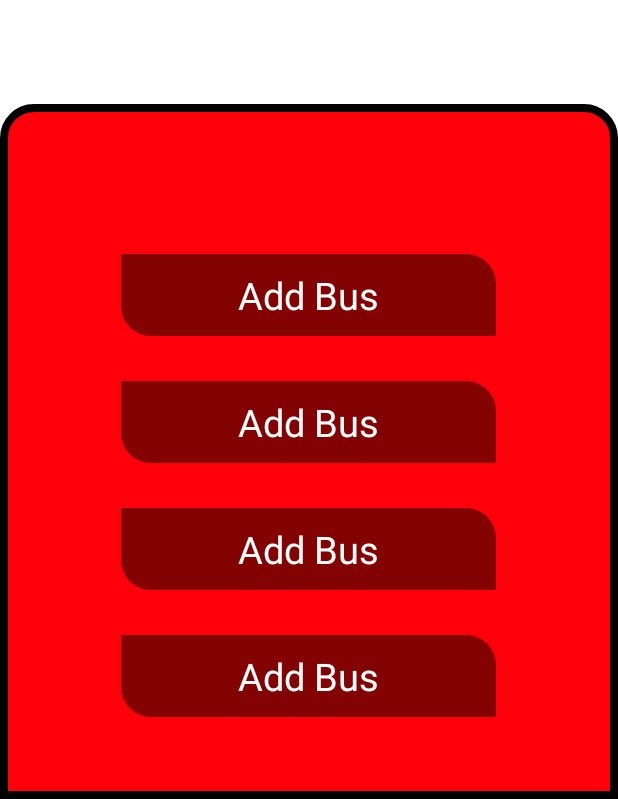
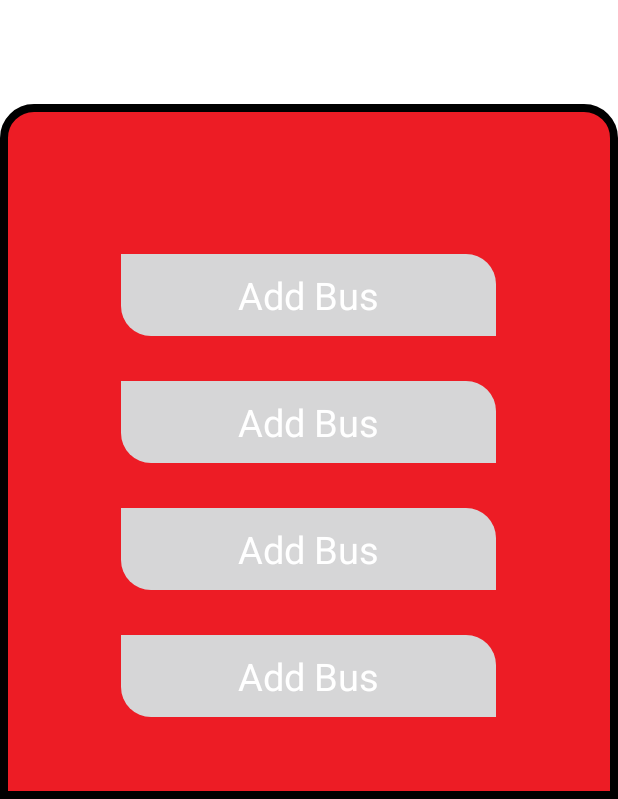
Before and after one commit to BikashHujdar000/Travelo, an Android app: the OwnerHomeFragment screen opened through its navigation route, on a phone screen of 412 x 824 dp, the part 437-1236 px from its top. Run offline under Robolectric (Android 15) with nearby library versions, the phone set to English and light mode, and no system bars.

Commit message:
commited done

```diff
--- a/app/src/main/res/layout/fragment_user_login.xml
+++ b/app/src/main/res/layout/fragment_user_login.xml
@@ -83,7 +83,7 @@
                 android:layout_width="match_parent"
                 android:layout_height="?android:attr/actionBarSize"
                 android:background="@drawable/bottom_background"
-                android:backgroundTint="@color/teal_200"
+                android:backgroundTint="@color/theme1"
                 android:elevation="10dp"
                 android:fontFamily="@font/bold"
                 android:gravity="center"
@@ -100,6 +100,7 @@
                 android:layout_height="wrap_content"
                 android:textSize="15dp"
                 android:text="Forgot Password ?"
+                android:theme="@style/MyEditTextTheme"
                 android:textStyle="bold"
                 android:fontFamily="@font/medium"
                 android:id="@+id/forgot_password"/>
--- a/app/src/main/res/layout/fragment_user_register.xml
+++ b/app/src/main/res/layout/fragment_user_register.xml
@@ -137,7 +137,7 @@
                 android:layout_marginStart="40dp"
                 android:layout_marginEnd="40dp"
                 android:background="@drawable/bottom_background"
-                android:backgroundTint="@color/teal_200"
+                android:backgroundTint="@color/theme1"
                 android:fontFamily="@font/bold"
                 android:gravity="center"
                 android:text="@string/signUp"
@@ -155,7 +155,7 @@
                 android:fontFamily="@font/bold"
                 android:gravity="center"
                 android:text="@string/signIn"
-               android:textColor="@color/teal_200"
+               android:textColor="@color/theme1"
                 android:textSize="20dp" />
         </LinearLayout>
     </androidx.constraintlayout.widget.ConstraintLayout>
--- a/app/src/main/res/values/colors.xml
+++ b/app/src/main/res/values/colors.xml
@@ -7,6 +7,5 @@
     <color name="teal_700">#FF018786</color>
     <color name="black">#FF000000</color>
     <color name="white">#FFFFFFFF</color>
-    <color name="theme1">#ff000a</color>
-    <color name="theme2">#830202</color>
+    <color name="theme1">#ed1c25</color>
 </resources>
--- a/app/src/main/res/values/themes.xml
+++ b/app/src/main/res/values/themes.xml
@@ -17,7 +17,7 @@
         <!-- Customize your theme here. -->
     </style>
     <style name="MyEditTextTheme">
-        <item name="colorControlNormal">#4C4646</item>
+        <item name="colorControlNormal">#D5CBCB</item>
         <item name="colorControlActivated">@color/theme1</item>
         <item name="colorControlHighlight">#FF1744</item>
     </style>
```
